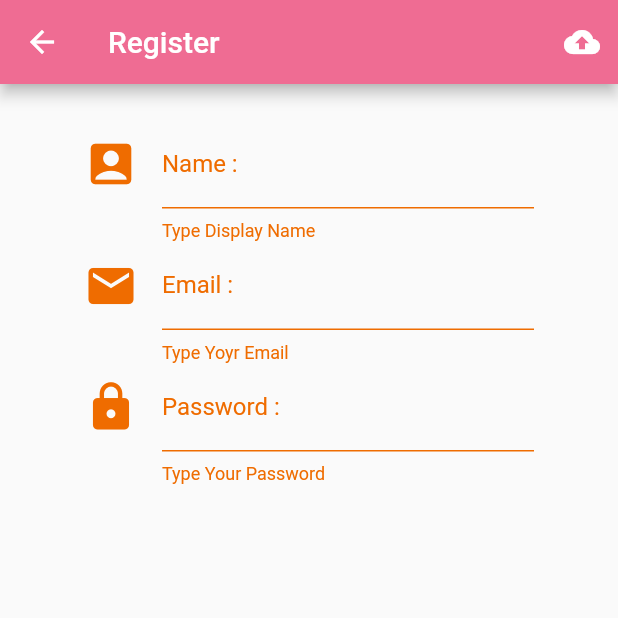
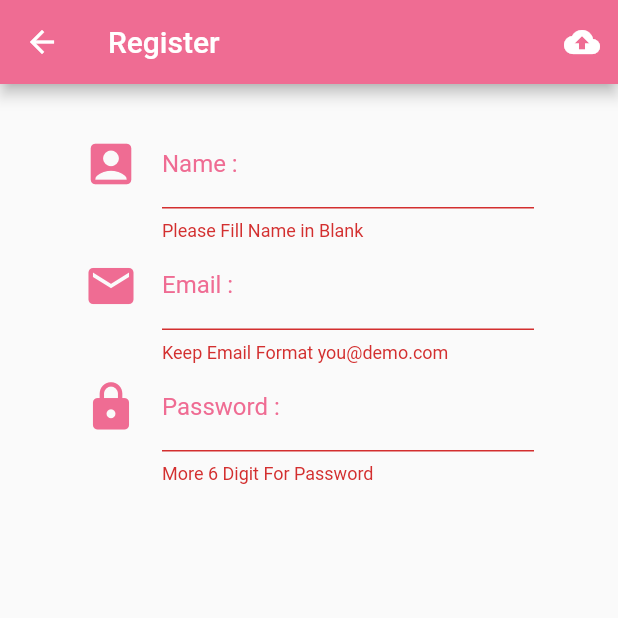
Before and after one commit to DomeIT2019/domeModern, a Flutter app: the Register screen opened directly, after a tap on the "cloud upload" icon, on a phone screen of 412 x 824 dp, the top half of it. Run offline on Flutter 3.47's test engine with Material 2 defaults, Android fonts, the phone set to English and light mode, and no system bars.

Commit message:
Finish 3 AUG

```diff
--- a/lib/screens/register.dart
+++ b/lib/screens/register.dart
@@ -8,65 +8,92 @@ class Register extends StatefulWidget {
 class _RegisterState extends State<Register> {
 // Explicit
   Color myBlue = Color.fromARGB(255, 239, 108, 147);
+  final formKey = GlobalKey<FormState>();
+  String nameString, emailString, passwordString;
 
   // Method
   Widget nameText() {
     return TextFormField(
-      style: TextStyle(color: Colors.orange[800]),
+      style: TextStyle(color: myBlue),
       decoration: InputDecoration(
-        enabledBorder: UnderlineInputBorder(
-            borderSide: BorderSide(color: Colors.orange[800])),
+        enabledBorder:
+            UnderlineInputBorder(borderSide: BorderSide(color: myBlue)),
         icon: Icon(
           Icons.account_box,
           size: 36.0,
-          color: Colors.orange[800],
+          color: myBlue,
         ),
         labelText: 'Name :',
-        labelStyle: TextStyle(color: Colors.orange[800]),
+        labelStyle: TextStyle(color: myBlue),
         helperText: 'Type Display Name',
-        helperStyle: TextStyle(color: Colors.orange[800]),
+        helperStyle: TextStyle(color: myBlue),
         hintText: 'English Only',
       ),
+      validator: (String value) {
+        if (value.isEmpty) {
+          return 'Please Fill Name in Blank';
+        }
+      },
+      onSaved: (String value) {
+        nameString = value;
+      },
     );
   }
 
   Widget emailText() {
     return TextFormField(
-      style: TextStyle(color: Colors.orange[800]),
+      keyboardType: TextInputType.emailAddress,
+      style: TextStyle(color: myBlue),
       decoration: InputDecoration(
-        enabledBorder: UnderlineInputBorder(
-            borderSide: BorderSide(color: Colors.orange[800])),
+        enabledBorder:
+            UnderlineInputBorder(borderSide: BorderSide(color: myBlue)),
         icon: Icon(
           Icons.email,
           size: 36.0,
-          color: Colors.orange[800],
+          color: myBlue,
         ),
         labelText: 'Email :',
-        labelStyle: TextStyle(color: Colors.orange[800]),
+        labelStyle: TextStyle(color: myBlue),
         helperText: 'Type Yoyr Email',
-        helperStyle: TextStyle(color: Colors.orange[800]),
+        helperStyle: TextStyle(color: myBlue),
         hintText: 'you@demo.com',
       ),
+      validator: (String value) {
+        if (!((value.contains('@')) && (value.contains('.')))) {
+          return 'Keep Email Format you@demo.com';
+        }
+      },
+      onSaved: (String value) {
+        emailString = value;
+      },
     );
   }
 
   Widget passwordText() {
     return TextFormField(
-      style: TextStyle(color: Colors.orange[800]),
+      style: TextStyle(color: myBlue),
       decoration: InputDecoration(
-        enabledBorder: UnderlineInputBorder(
-            borderSide: BorderSide(color: Colors.orange[800])),
+        enabledBorder:
+            UnderlineInputBorder(borderSide: BorderSide(color: myBlue)),
         icon: Icon(
           Icons.lock,
           size: 36.0,
-          color: Colors.orange[800],
+          color: myBlue,
         ),
         labelText: 'Password :',
-        labelStyle: TextStyle(color: Colors.orange[800]),
+        labelStyle: TextStyle(color: myBlue),
         helperText: 'Type Your Password',
-        helperStyle: TextStyle(color: Colors.orange[800]),
+        helperStyle: TextStyle(color: myBlue),
         hintText: '6-8 Digit',
       ),
+      validator: (String value) {
+        if (value.length < 6) {
+          return 'More 6 Digit For Password';
+        }
+      },
+      onSaved: (String value) {
+        passwordString = value;
+      },
     );
   }
 
@@ -75,6 +102,11 @@ class _RegisterState extends State<Register> {
       icon: Icon(Icons.cloud_upload),
       onPressed: () {
         print('Your Click Upload');
+        if (formKey.currentState.validate()) {
+          formKey.currentState.save();
+          print(
+              'name = $nameString, email = $emailString, password = $emailString');
+        }
       },
     );
   }
@@ -94,6 +126,8 @@ class _RegisterState extends State<Register> {
         child: Container(
           margin: EdgeInsets.only(top: 24.0),
           width: 300.0,
+          child: Form(
+            key: formKey,
             child: Column(
               children: <Widget>[
                 nameText(),
@@ -103,6 +137,7 @@ class _RegisterState extends State<Register> {
             ),
           ),
         ),
+      ),
     );
   }
 }
```
Also changed, not shown: 2 other files. Lines whose indentation alone changed are shown as unchanged.
